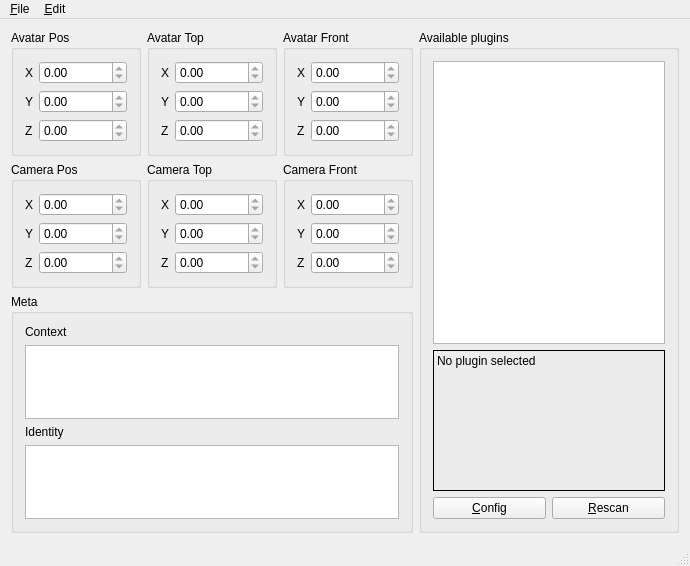
First picture: the form in mumblepahelper.ui, repository mumble-voip/mumble-pahelper, before the edit.
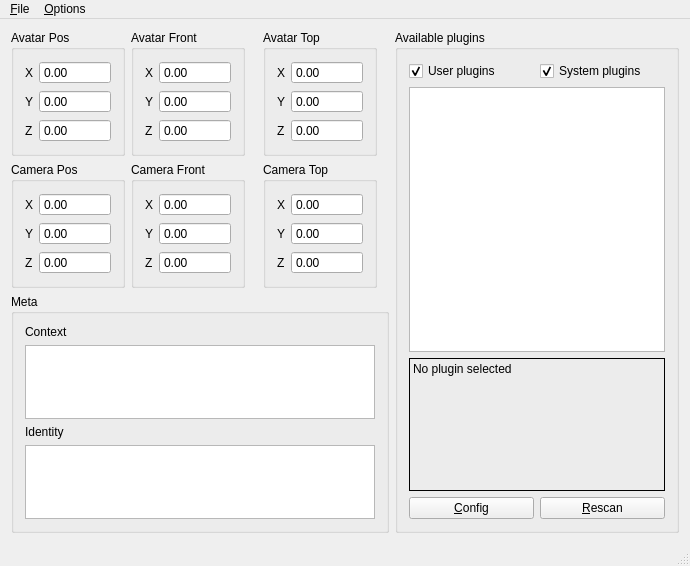
Second picture: the form after the edit.

Commit message:
Custom plugins location and other improvements
Feature to change the system and user plugins location
Feature to disable/enable system or user plugins
Changed the default system plugins directory to
"%AppData/Roaming/Mumble/Plugins" and the user plugins one to "Plugins"
Swapped Front and Top locations
Removed arrow buttons from every QSpinBox
Changed the labels names according to the related QSpinBox

Patch:
```diff
--- a/mumblepahelper.ui
+++ b/mumblepahelper.ui
@@ -33,9 +33,18 @@
        </item>
        <item row="0" column="1">
         <widget class="QDoubleSpinBox" name="qdsbAPX">
+         <property name="autoFillBackground">
+          <bool>false</bool>
+         </property>
          <property name="readOnly">
           <bool>true</bool>
          </property>
+         <property name="buttonSymbols">
+          <enum>QAbstractSpinBox::NoButtons</enum>
+         </property>
+         <property name="prefix">
+          <string/>
+         </property>
          <property name="minimum">
           <double>-999999999.000000000000000</double>
          </property>
@@ -53,9 +62,24 @@
        </item>
        <item row="1" column="1">
         <widget class="QDoubleSpinBox" name="qdsbAPY">
+         <property name="frame">
+          <bool>true</bool>
+         </property>
          <property name="readOnly">
           <bool>true</bool>
          </property>
+         <property name="buttonSymbols">
+          <enum>QAbstractSpinBox::NoButtons</enum>
+         </property>
+         <property name="accelerated">
+          <bool>false</bool>
+         </property>
+         <property name="correctionMode">
+          <enum>QAbstractSpinBox::CorrectToPreviousValue</enum>
+         </property>
+         <property name="prefix">
+          <string/>
+         </property>
          <property name="minimum">
           <double>-999999999.000000000000000</double>
          </property>
@@ -76,6 +100,12 @@
          <property name="readOnly">
           <bool>true</bool>
          </property>
+         <property name="buttonSymbols">
+          <enum>QAbstractSpinBox::NoButtons</enum>
+         </property>
+         <property name="prefix">
+          <string/>
+         </property>
          <property name="minimum">
           <double>-999999999.000000000000000</double>
          </property>
@@ -87,7 +117,7 @@
       </layout>
      </widget>
     </item>
-    <item row="0" column="1">
+    <item row="0" column="3">
      <widget class="QGroupBox" name="qgbAvatarTop">
       <property name="title">
        <string>Avatar Top</string>
@@ -105,6 +135,12 @@
          <property name="readOnly">
           <bool>true</bool>
          </property>
+         <property name="buttonSymbols">
+          <enum>QAbstractSpinBox::NoButtons</enum>
+         </property>
+         <property name="prefix">
+          <string/>
+         </property>
          <property name="minimum">
           <double>-999999999.000000000000000</double>
          </property>
@@ -125,6 +161,12 @@
          <property name="readOnly">
           <bool>true</bool>
          </property>
+         <property name="buttonSymbols">
+          <enum>QAbstractSpinBox::NoButtons</enum>
+         </property>
+         <property name="prefix">
+          <string/>
+         </property>
          <property name="minimum">
           <double>-999999999.000000000000000</double>
          </property>
@@ -145,74 +187,11 @@
          <property name="readOnly">
           <bool>true</bool>
          </property>
-         <property name="minimum">
-          <double>-999999999.000000000000000</double>
+         <property name="buttonSymbols">
+          <enum>QAbstractSpinBox::NoButtons</enum>
          </property>
-         <property name="maximum">
-          <double>999999999.000000000000000</double>
-         </property>
-        </widget>
-       </item>
-      </layout>
-     </widget>
-    </item>
-    <item row="0" column="2">
-     <widget class="QGroupBox" name="qgbAvatarFront">
-      <property name="title">
-       <string>Avatar Front</string>
-      </property>
-      <layout class="QFormLayout" name="formLayout_2">
-       <item row="0" column="0">
-        <widget class="QLabel" name="label">
-         <property name="text">
-          <string>X</string>
-         </property>
-        </widget>
-       </item>
-       <item row="0" column="1">
-        <widget class="QDoubleSpinBox" name="qdsbAFX">
-         <property name="readOnly">
-          <bool>true</bool>
-         </property>
-         <property name="minimum">
-          <double>-999999999.000000000000000</double>
-         </property>
-         <property name="maximum">
-          <double>999999999.000000000000000</double>
-         </property>
-        </widget>
-       </item>
-       <item row="1" column="0">
-        <widget class="QLabel" name="label_2">
-         <property name="text">
-          <string>Y</string>
-         </property>
-        </widget>
-       </item>
-       <item row="1" column="1">
-        <widget class="QDoubleSpinBox" name="qdsbAFY">
-         <property name="readOnly">
-          <bool>true</bool>
-         </property>
-         <property name="minimum">
-          <double>-999999999.000000000000000</double>
-         </property>
-         <property name="maximum">
-          <double>999999999.000000000000000</double>
-         </property>
-        </widget>
-       </item>
-       <item row="2" column="0">
-        <widget class="QLabel" name="label_3">
-         <property name="text">
-          <string>Z</string>
-         </property>
-        </widget>
-       </item>
-       <item row="2" column="1">
-        <widget class="QDoubleSpinBox" name="qdsbAFZ">
-         <property name="readOnly">
-          <bool>true</bool>
+         <property name="prefix">
+          <string/>
          </property>
          <property name="minimum">
           <double>-999999999.000000000000000</double>
@@ -243,6 +222,12 @@
          <property name="readOnly">
           <bool>true</bool>
          </property>
+         <property name="buttonSymbols">
+          <enum>QAbstractSpinBox::NoButtons</enum>
+         </property>
+         <property name="prefix">
+          <string/>
+         </property>
          <property name="minimum">
           <double>-999999999.000000000000000</double>
          </property>
@@ -263,6 +248,12 @@
          <property name="readOnly">
           <bool>true</bool>
          </property>
+         <property name="buttonSymbols">
+          <enum>QAbstractSpinBox::NoButtons</enum>
+         </property>
+         <property name="prefix">
+          <string/>
+         </property>
          <property name="minimum">
           <double>-999999999.000000000000000</double>
          </property>
@@ -283,6 +274,12 @@
          <property name="readOnly">
           <bool>true</bool>
          </property>
+         <property name="buttonSymbols">
+          <enum>QAbstractSpinBox::NoButtons</enum>
+         </property>
+         <property name="prefix">
+          <string/>
+         </property>
          <property name="minimum">
           <double>-999999999.000000000000000</double>
          </property>
@@ -294,7 +291,7 @@
       </layout>
      </widget>
     </item>
-    <item row="1" column="1">
+    <item row="1" column="3">
      <widget class="QGroupBox" name="qgbCameraTop">
       <property name="title">
        <string>Camera Top</string>
@@ -315,6 +312,12 @@
          <property name="readOnly">
           <bool>true</bool>
          </property>
+         <property name="buttonSymbols">
+          <enum>QAbstractSpinBox::NoButtons</enum>
+         </property>
+         <property name="prefix">
+          <string/>
+         </property>
          <property name="minimum">
           <double>-999999999.000000000000000</double>
          </property>
@@ -335,6 +338,12 @@
          <property name="readOnly">
           <bool>true</bool>
          </property>
+         <property name="buttonSymbols">
+          <enum>QAbstractSpinBox::NoButtons</enum>
+         </property>
+         <property name="prefix">
+          <string/>
+         </property>
          <property name="minimum">
           <double>-999999999.000000000000000</double>
          </property>
@@ -355,35 +364,12 @@
          <property name="readOnly">
           <bool>true</bool>
          </property>
-         <property name="minimum">
-          <double>-999999999.000000000000000</double>
+         <property name="buttonSymbols">
+          <enum>QAbstractSpinBox::NoButtons</enum>
          </property>
-         <property name="maximum">
-          <double>999999999.000000000000000</double>
+         <property name="prefix">
+          <string/>
          </property>
-        </widget>
-       </item>
-      </layout>
-     </widget>
-    </item>
-    <item row="1" column="2">
-     <widget class="QGroupBox" name="qgbCameraFront">
-      <property name="title">
-       <string>Camera Front</string>
-      </property>
-      <layout class="QFormLayout" name="formLayout_9">
-       <item row="0" column="0">
-        <widget class="QLabel" name="label_22">
-         <property name="text">
-          <string>X</string>
-         </property>
-        </widget>
-       </item>
-       <item row="0" column="1">
-        <widget class="QDoubleSpinBox" name="qdsbCFX">
-         <property name="readOnly">
-          <bool>true</bool>
-         </property>
          <property name="minimum">
           <double>-999999999.000000000000000</double>
          </property>
@@ -392,50 +378,10 @@
          </property>
         </widget>
        </item>
-       <item row="1" column="0">
-        <widget class="QLabel" name="label_23">
-         <property name="text">
-          <string>Y</string>
-         </property>
-        </widget>
-       </item>
-       <item row="1" column="1">
-        <widget class="QDoubleSpinBox" name="qdsbCFY">
-         <property name="readOnly">
-          <bool>true</bool>
-         </property>
-         <property name="minimum">
-          <double>-999999999.000000000000000</double>
-         </property>
-         <property name="maximum">
-          <double>999999999.000000000000000</double>
-         </property>
-        </widget>
-       </item>
-       <item row="2" column="0">
-        <widget class="QLabel" name="label_24">
-         <property name="text">
-          <string>Z</string>
-         </property>
-        </widget>
-       </item>
-       <item row="2" column="1">
-        <widget class="QDoubleSpinBox" name="qdsbCFZ">
-         <property name="readOnly">
-          <bool>true</bool>
-         </property>
-         <property name="minimum">
-          <double>-999999999.000000000000000</double>
-         </property>
-         <property name="maximum">
-          <double>999999999.000000000000000</double>
-         </property>
-        </widget>
-       </item>
       </layout>
      </widget>
     </item>
-    <item row="2" column="0" colspan="3">
+    <item row="2" column="0" colspan="5">
      <widget class="QGroupBox" name="qgbMeta">
       <property name="title">
        <string>Meta</string>
@@ -472,34 +418,27 @@
       </layout>
      </widget>
     </item>
-    <item row="0" column="3" rowspan="3">
+    <item row="0" column="5" rowspan="3">
      <widget class="QGroupBox" name="groupBox">
       <property name="title">
        <string>Available plugins</string>
       </property>
       <layout class="QGridLayout" name="gridLayout_3">
-       <item row="0" column="0" rowspan="2" colspan="2">
+       <item row="1" column="0" rowspan="2" colspan="2">
         <widget class="QListWidget" name="qlwPlugins">
          <property name="selectionMode">
           <enum>QAbstractItemView::SingleSelection</enum>
          </property>
         </widget>
        </item>
-       <item row="3" column="1">
+       <item row="4" column="1">
         <widget class="QPushButton" name="qpbRescan">
          <property name="text">
           <string>&amp;Rescan</string>
          </property>
         </widget>
        </item>
-       <item row="3" column="0">
-        <widget class="QPushButton" name="qpbConfig">
-         <property name="text">
-          <string>&amp;Config</string>
-         </property>
-        </widget>
-       </item>
-       <item row="2" column="0" colspan="2">
+       <item row="3" column="0" colspan="2">
         <widget class="QLabel" name="qlPluginInfo">
          <property name="frameShape">
           <enum>QFrame::Box</enum>
@@ -518,6 +457,207 @@
          </property>
         </widget>
        </item>
+       <item row="4" column="0">
+        <widget class="QPushButton" name="qpbConfig">
+         <property name="text">
+          <string>&amp;Config</string>
+         </property>
+        </widget>
+       </item>
+       <item row="0" column="0">
+        <widget class="QCheckBox" name="UserPlugins">
+         <property name="text">
+          <string>User plugins</string>
+         </property>
+         <property name="checked">
+          <bool>true</bool>
+         </property>
+        </widget>
+       </item>
+       <item row="0" column="1">
+        <widget class="QCheckBox" name="SystemPlugins">
+         <property name="text">
+          <string>System plugins</string>
+         </property>
+         <property name="checked">
+          <bool>true</bool>
+         </property>
+        </widget>
+       </item>
+      </layout>
+     </widget>
+    </item>
+    <item row="0" column="1">
+     <widget class="QGroupBox" name="qgbAvatarFront">
+      <property name="title">
+       <string>Avatar Front</string>
+      </property>
+      <layout class="QFormLayout" name="formLayout_2">
+       <item row="0" column="0">
+        <widget class="QLabel" name="qdsbAFX_label">
+         <property name="text">
+          <string>X</string>
+         </property>
+        </widget>
+       </item>
+       <item row="0" column="1">
+        <widget class="QDoubleSpinBox" name="qdsbAFX">
+         <property name="readOnly">
+          <bool>true</bool>
+         </property>
+         <property name="buttonSymbols">
+          <enum>QAbstractSpinBox::NoButtons</enum>
+         </property>
+         <property name="prefix">
+          <string/>
+         </property>
+         <property name="minimum">
+          <double>-999999999.000000000000000</double>
+         </property>
+         <property name="maximum">
+          <double>999999999.000000000000000</double>
+         </property>
+        </widget>
+       </item>
+       <item row="1" column="0">
+        <widget class="QLabel" name="qdsbAFY_label">
+         <property name="text">
+          <string>Y</string>
+         </property>
+        </widget>
+       </item>
+       <item row="1" column="1">
+        <widget class="QDoubleSpinBox" name="qdsbAFY">
+         <property name="readOnly">
+          <bool>true</bool>
+         </property>
+         <property name="buttonSymbols">
+          <enum>QAbstractSpinBox::NoButtons</enum>
+         </property>
+         <property name="prefix">
+          <string/>
+         </property>
+         <property name="minimum">
+          <double>-999999999.000000000000000</double>
+         </property>
+         <property name="maximum">
+          <double>999999999.000000000000000</double>
+         </property>
+        </widget>
+       </item>
+       <item row="2" column="0">
+        <widget class="QLabel" name="qdsbAFZ_label">
+         <property name="text">
+          <string>Z</string>
+         </property>
+        </widget>
+       </item>
+       <item row="2" column="1">
+        <widget class="QDoubleSpinBox" name="qdsbAFZ">
+         <property name="readOnly">
+          <bool>true</bool>
+         </property>
+         <property name="buttonSymbols">
+          <enum>QAbstractSpinBox::NoButtons</enum>
+         </property>
+         <property name="prefix">
+          <string/>
+         </property>
+         <property name="minimum">
+          <double>-999999999.000000000000000</double>
+         </property>
+         <property name="maximum">
+          <double>999999999.000000000000000</double>
+         </property>
+        </widget>
+       </item>
+      </layout>
+     </widget>
+    </item>
+    <item row="1" column="1">
+     <widget class="QGroupBox" name="qgbCameraFront">
+      <property name="title">
+       <string>Camera Front</string>
+      </property>
+      <layout class="QFormLayout" name="formLayout_9">
+       <item row="0" column="0">
+        <widget class="QLabel" name="qdsbCFX_label">
+         <property name="text">
+          <string>X</string>
+         </property>
+        </widget>
+       </item>
+       <item row="0" column="1">
+        <widget class="QDoubleSpinBox" name="qdsbCFX">
+         <property name="readOnly">
+          <bool>true</bool>
+         </property>
+         <property name="buttonSymbols">
+          <enum>QAbstractSpinBox::NoButtons</enum>
+         </property>
+         <property name="prefix">
+          <string/>
+         </property>
+         <property name="minimum">
+          <double>-999999999.000000000000000</double>
+         </property>
+         <property name="maximum">
+          <double>999999999.000000000000000</double>
+         </property>
+        </widget>
+       </item>
+       <item row="1" column="0">
+        <widget class="QLabel" name="qdsbCFY_label">
+         <property name="text">
+          <string>Y</string>
+         </property>
+        </widget>
+       </item>
+       <item row="1" column="1">
+        <widget class="QDoubleSpinBox" name="qdsbCFY">
+         <property name="readOnly">
+          <bool>true</bool>
+         </property>
+         <property name="buttonSymbols">
+          <enum>QAbstractSpinBox::NoButtons</enum>
+         </property>
+         <property name="prefix">
+          <string/>
+         </property>
+         <property name="minimum">
+          <double>-999999999.000000000000000</double>
+         </property>
+         <property name="maximum">
+          <double>999999999.000000000000000</double>
+         </property>
+        </widget>
+       </item>
+       <item row="2" column="0">
+        <widget class="QLabel" name="qdsbCFZ_label">
+         <property name="text">
+          <string>Z</string>
+         </property>
+        </widget>
+       </item>
+       <item row="2" column="1">
+        <widget class="QDoubleSpinBox" name="qdsbCFZ">
+         <property name="readOnly">
+          <bool>true</bool>
+         </property>
+         <property name="buttonSymbols">
+          <enum>QAbstractSpinBox::NoButtons</enum>
+         </property>
+         <property name="prefix">
+          <string/>
+         </property>
+         <property name="minimum">
+          <double>-999999999.000000000000000</double>
+         </property>
+         <property name="maximum">
+          <double>999999999.000000000000000</double>
+         </property>
+        </widget>
+       </item>
       </layout>
      </widget>
     </item>
@@ -540,7 +680,7 @@
    </widget>
    <widget class="QMenu" name="menu_Edit">
     <property name="title">
-     <string>&amp;Edit</string>
+     <string>&amp;Options</string>
     </property>
     <addaction name="action_Unlink"/>
     <addaction name="action_Rescan"/>
```
Left out of the diff: 41 changed lines with no effect on the pictures. The commit also changes 3 other files.
